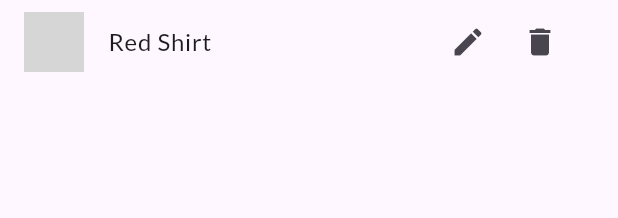
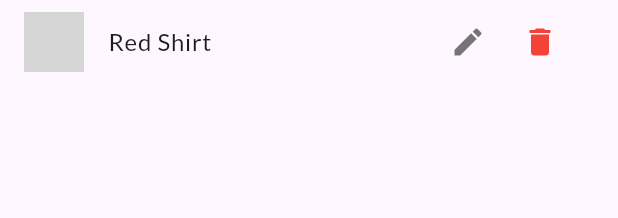
Before and after one commit to laesant/shop, a Flutter app: the ProductItem widget shown alone on an empty page, opened directly with sample values from the repository, on a phone screen of 412 x 824 dp. Shown: the top 218 px of the screen. Run offline on Flutter 3.47's test engine with Material 2 defaults, Android fonts, the phone set to English and light mode, and no system bars; network calls fail; grey boxes are pictures that could not be loaded.

Commit message:
product form component

```diff
--- a/lib/components/product_item.dart
+++ b/lib/components/product_item.dart
@@ -15,8 +15,18 @@ class ProductItem extends StatelessWidget {
         width: 100,
         child: Row(
           children: [
-            IconButton(onPressed: () {}, icon: const Icon(Icons.edit)),
-            IconButton(onPressed: () {}, icon: const Icon(Icons.delete)),
+            IconButton(
+                onPressed: () {},
+                icon: Icon(
+                  Icons.edit,
+                  color: Colors.grey.shade600,
+                )),
+            IconButton(
+                onPressed: () {},
+                icon: const Icon(
+                  Icons.delete,
+                  color: Colors.red,
+                )),
           ],
         ),
       ),
--- a/lib/main.dart
+++ b/lib/main.dart
@@ -7,6 +7,7 @@ import 'package:shop/models/product_list.dart';
 import 'package:shop/pages/cart_page.dart';
 import 'package:shop/pages/orders_page.dart';
 import 'package:shop/pages/product_detail_page.dart';
+import 'package:shop/pages/product_form_page.dart';
 import 'package:shop/pages/products_page.dart';
 import 'package:shop/pages/products_overview_page.dart';
 import 'package:shop/utils/app_routes.dart';
@@ -52,6 +53,7 @@ class MyApp extends StatelessWidget {
           AppRoutes.cart: (context) => const CartPage(),
           AppRoutes.orders: (context) => const OrdersPage(),
           AppRoutes.products: (context) => const ProductsPage(),
+          AppRoutes.productForm: (context) => const ProductFormPage(),
         },
       ),
     );
--- a/lib/utils/app_routes.dart
+++ b/lib/utils/app_routes.dart
@@ -4,4 +4,5 @@ class AppRoutes {
   static const String cart = '/cart';
   static const String orders = '/orders';
   static const String products = '/products';
+  static const String productForm = '/product-form';
 }
```
Also changed, not shown: lib/pages/product_form_page.dart (added, +19 -0 lines), lib/pages/products_page.dart (+10 -1 lines).
